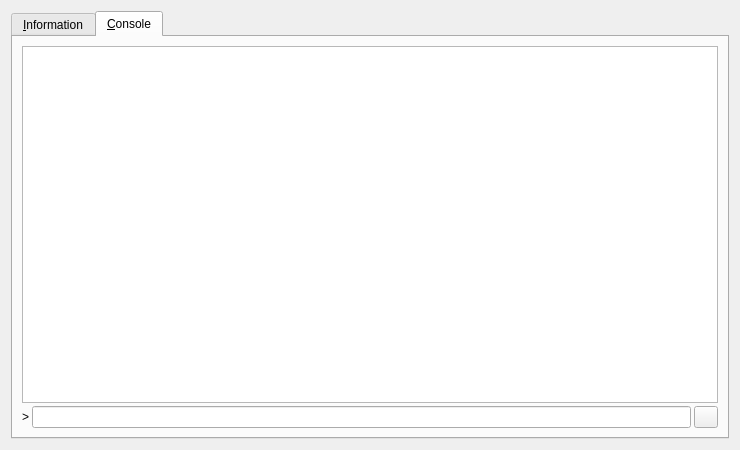
This is src/qt/forms/rpcconsole.ui in cryptovein/ZedCoin as Qt 5 draws it before an edit. The edited form follows.
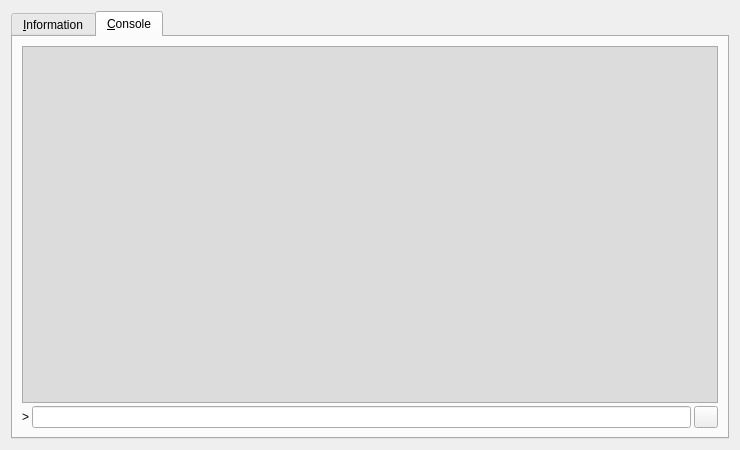
This is the edited form. The open tabs and pages were chosen to show the change. Icons and pictures are not drawn.

```diff
--- a/src/qt/forms/rpcconsole.ui
+++ b/src/qt/forms/rpcconsole.ui
@@ -392,6 +392,9 @@
            <height>100</height>
           </size>
          </property>
+         <property name="styleSheet">
+          <string notr="true">background-color: rgb(220, 220, 220);</string>
+         </property>
          <property name="readOnly">
           <bool>true</bool>
          </property>
```
Left out of the diff: 5 changed lines with no effect on the pictures.
